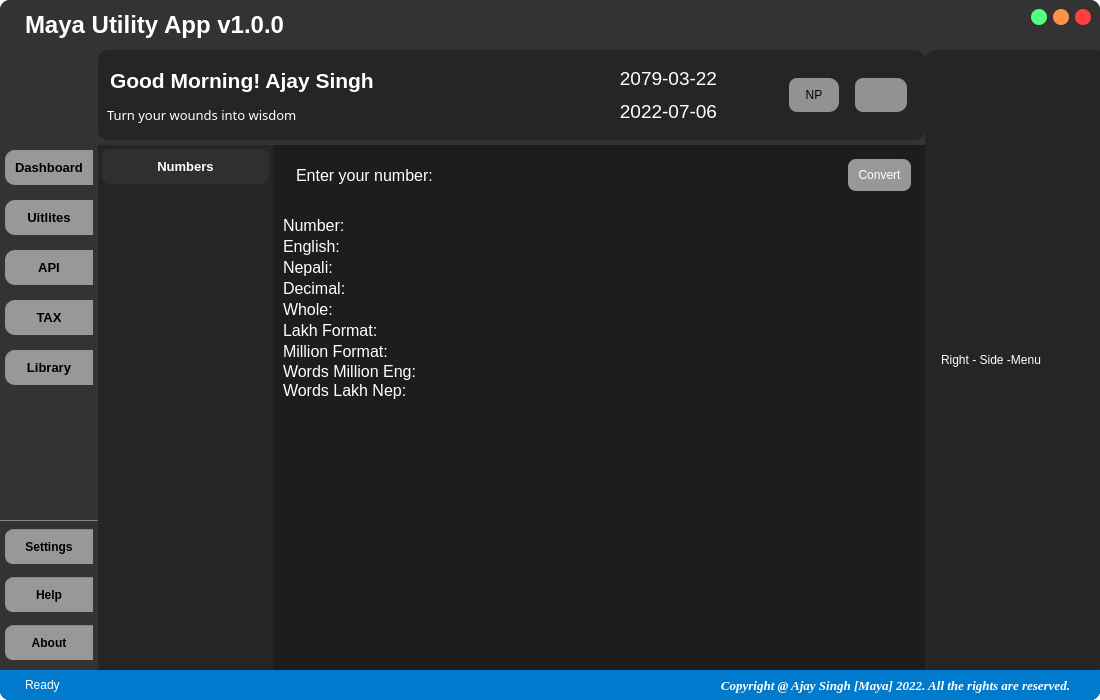
The window that assets/UI/Interface.ui (mentormaya/Maya-Utility-App) describes before a commit, drawn with Qt 5.
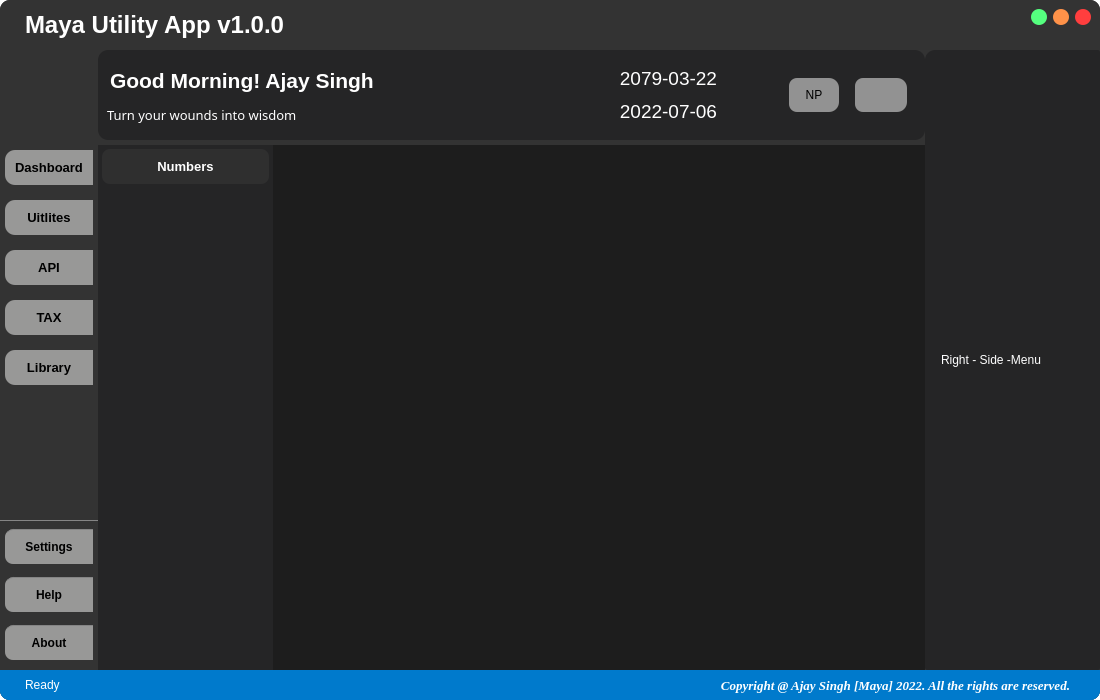
The same window after the commit. The open tabs and pages were chosen to show the change. Icons and pictures are not drawn.

```diff
--- a/assets/UI/Interface.ui
+++ b/assets/UI/Interface.ui
@@ -537,7 +537,7 @@
              <item>
               <widget class="QStackedWidget" name="main_content_pages">
                <property name="currentIndex">
-                <number>1</number>
+                <number>2</number>
                </property>
                <widget class="QWidget" name="dashboard">
                 <layout class="QVBoxLayout" name="verticalLayout_8">
@@ -1112,6 +1112,7 @@
                  </item>
                 </layout>
                </widget>
+               <widget class="QWidget" name="page"/>
               </widget>
              </item>
             </layout>
```
Left out of the diff: 2 changed lines with no effect on the pictures.
